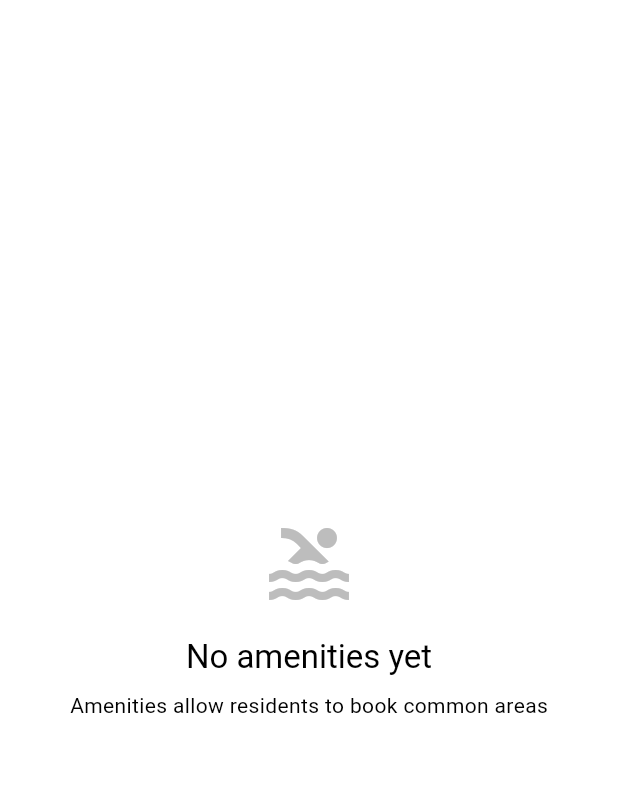
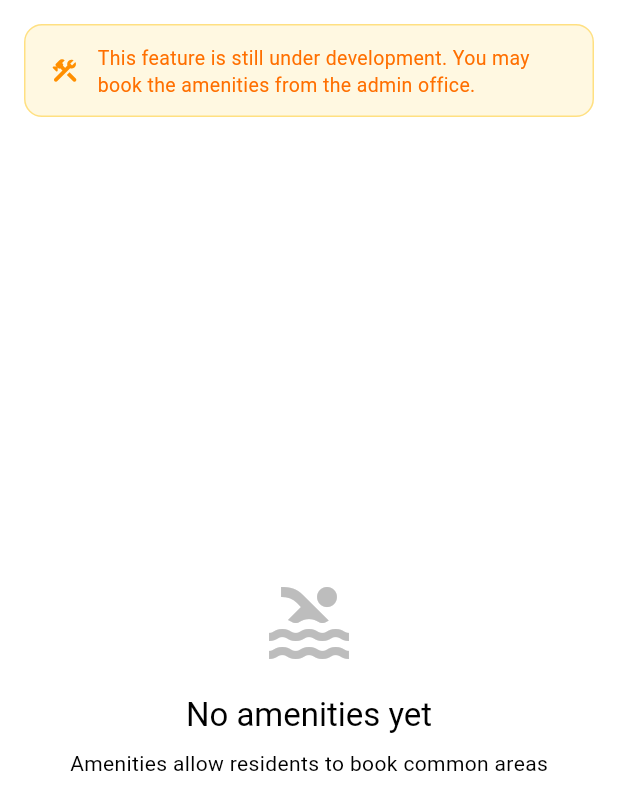
Before and after one commit to cmmusni/hoapp, a Flutter app: the AmenitiesPage screen opened directly, on a phone screen of 412 x 824 dp. Shown: the top 810 px of the screen. Run offline on Flutter 3.47's test engine with Material 3 defaults, Android fonts, the light colour scheme and no system bars; our stand-ins replace app_links, data_table_2, file_picker, fl_chart, flex_color_scheme, flutter_form_builder and 10 more; accounts and stored records are empty.

Commit message:
Pool access improvements, amenities dev banner
- Show unit number in staff pool access list instead of just name
- Display requestor name and phone beside role in subtitle
- Add unitNo field to PoolAccessRegistration model
- Join units table in getRegistrations query
- Add delete registration option for admin/HOA officer
  - Confirmation dialog before deletion
  - Loading state on delete button
- Add 'under development' banner to amenities page

```diff
--- a/apps/web_portal/lib/screens/portal/amenities_page.dart
+++ b/apps/web_portal/lib/screens/portal/amenities_page.dart
@@ -74,11 +74,42 @@ class _AmenitiesPageState extends State<AmenitiesPage> {
     final theme = Theme.of(context);
 
     return Scaffold(
-      body: FutureBuilder<List<Amenity>>(
+      body: Column(
+        children: [
+          Container(
+            width: double.infinity,
+            margin: const EdgeInsets.fromLTRB(16, 16, 16, 0),
+            padding: const EdgeInsets.symmetric(horizontal: 16, vertical: 12),
+            decoration: BoxDecoration(
+              color: Colors.amber.shade50,
+              borderRadius: BorderRadius.circular(12),
+              border: Border.all(color: Colors.amber.shade200),
+            ),
+            child: Row(
+              children: [
+                Icon(Icons.construction_rounded,
+                    size: 20, color: Colors.amber.shade800),
+                const SizedBox(width: 12),
+                Expanded(
+                  child: Text(
+                    'This feature is still under development. You may book the amenities from the admin office.',
+                    style: TextStyle(
+                      fontSize: 13,
+                      color: Colors.amber.shade900,
+                      height: 1.4,
+                    ),
+                  ),
+                ),
+              ],
+            ),
+          ),
+          Expanded(
+            child: FutureBuilder<List<Amenity>>(
               future: _amenitiesFuture,
               builder: (context, snapshot) {
                 if (snapshot.connectionState == ConnectionState.waiting) {
-            return const LoadingIndicator(message: 'Loading amenities...');
+                  return const LoadingIndicator(
+                      message: 'Loading amenities...');
                 }
 
                 if (snapshot.hasError) {
@@ -86,7 +117,8 @@ class _AmenitiesPageState extends State<AmenitiesPage> {
                     child: Column(
                       mainAxisAlignment: MainAxisAlignment.center,
                       children: [
-                  Icon(Icons.error_outline, size: 48, color: Colors.red[300]),
+                        Icon(Icons.error_outline,
+                            size: 48, color: Colors.red[300]),
                         const SizedBox(height: 16),
                         Text('Error: ${snapshot.error}'),
                         const SizedBox(height: 16),
@@ -106,12 +138,14 @@ class _AmenitiesPageState extends State<AmenitiesPage> {
                     child: Column(
                       mainAxisAlignment: MainAxisAlignment.center,
                       children: [
-                  Icon(Icons.pool_outlined, size: 64, color: Colors.grey[400]),
+                        Icon(Icons.pool_outlined,
+                            size: 64, color: Colors.grey[400]),
                         const SizedBox(height: 16),
                         Text('No amenities yet',
                             style: Theme.of(context).textTheme.titleLarge),
                         const SizedBox(height: 8),
-                  const Text('Amenities allow residents to book common areas'),
+                        const Text(
+                            'Amenities allow residents to book common areas'),
                         if (isStaff) ...[
                           const SizedBox(height: 16),
                           ElevatedButton.icon(
@@ -179,6 +213,9 @@ class _AmenitiesPageState extends State<AmenitiesPage> {
                   ),
                 );
               },
+            ),
+          ),
+        ],
       ),
       floatingActionButton: isStaff
           ? FloatingActionButton(
--- a/packages/core_domain/lib/src/models/pool_access.dart
+++ b/packages/core_domain/lib/src/models/pool_access.dart
@@ -38,6 +38,9 @@ class PoolAccessRegistration {
   @JsonKey(name: 'emergency_contact_phone')
   final String emergencyContactPhone;
 
+  @JsonKey(name: 'unit_no')
+  final String? unitNo;
+
   @JsonKey(name: 'id_doc_url')
   final String? idDocUrl;
 
@@ -71,6 +74,7 @@ class PoolAccessRegistration {
     required this.communityId,
     required this.userId,
     this.unitId,
+    this.unitNo,
     required this.occupantType,
     required this.fullName,
     required this.phone,
```
Also changed, not shown: apps/web_portal/lib/screens/portal/pool_access_page.dart (+87 -5 lines), packages/core_data/lib/src/repositories/pool_access_repository.dart (+9 -4 lines), packages/core_domain/lib/src/models/pool_access.g.dart. Lines whose indentation alone changed are shown as unchanged.
